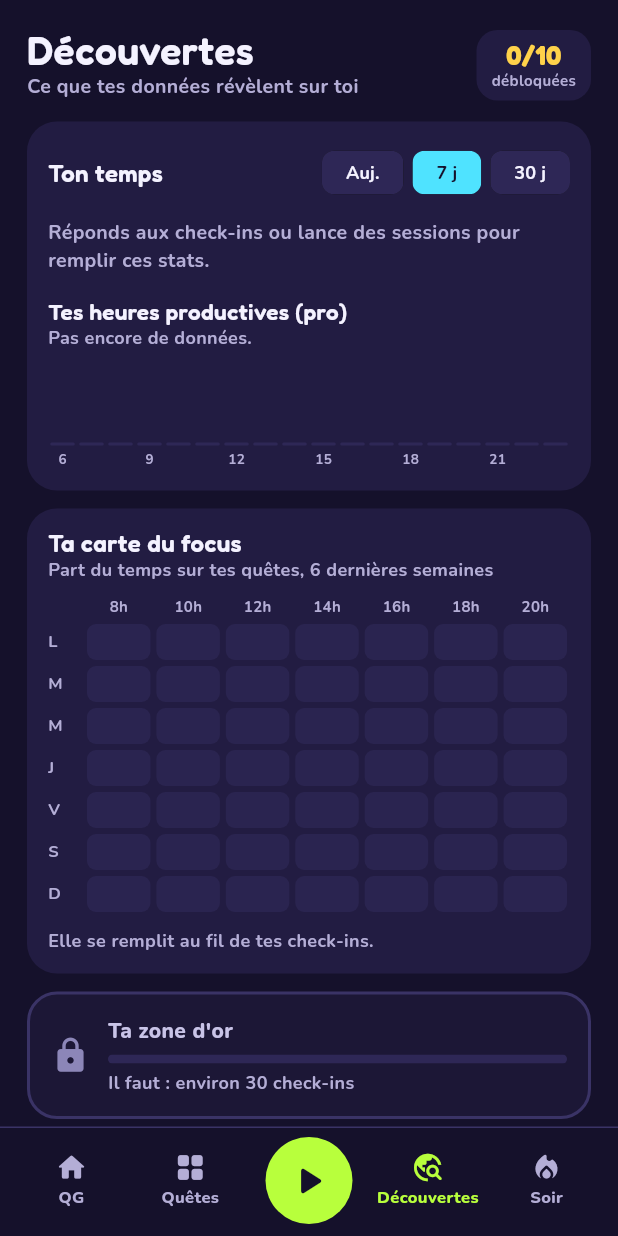
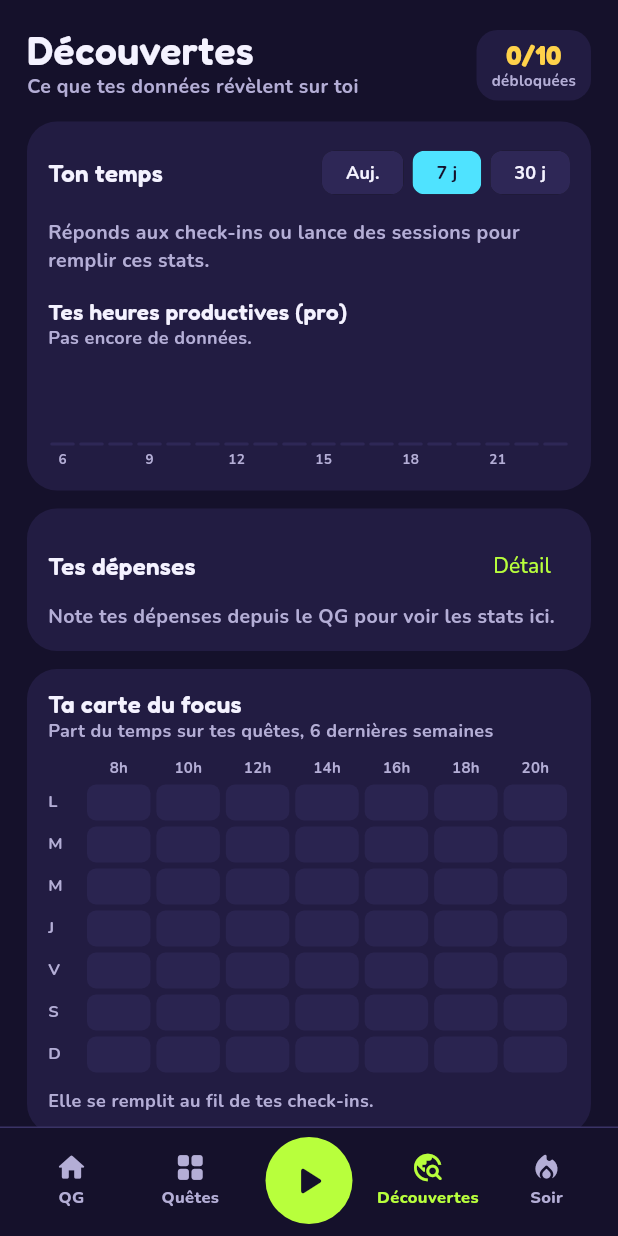
Before and after one commit to CLperso/micky-quest, a Flutter app: the screen it shows after launch, item 4 of the bottom bar chosen, on a phone screen of 412 x 824 dp. Run offline on Flutter 3.47's test engine with Material 3 defaults, Android fonts, the phone set to English and light mode, and no system bars; our stand-ins replace flutter_local_notifications, google_fonts, image_picker, shared_preferences, timezone; statements that could not run were skipped.

Commit message:
Stats de dépenses dans Découvertes
Co-Authored-By: Claude Fable 5.1 <noreply@anthropic.com>
Claude-Session: https://claude.ai/code/session_01RpdBqp6TGx7ViFRVJJw6aQ

```diff
--- a/lib/screens/discoveries.dart
+++ b/lib/screens/discoveries.dart
@@ -4,6 +4,7 @@ import '../main.dart';
 import '../models.dart';
 import '../store.dart';
 import '../theme.dart';
+import 'budget.dart';
 
 class DiscoveriesScreen extends StatelessWidget {
   const DiscoveriesScreen({super.key});
@@ -57,6 +58,7 @@ class DiscoveriesScreen extends StatelessWidget {
         ),
         const SizedBox(height: 14),
         const TimeStats(),
+        const SizedBox(height: 12),        const BudgetStats(),
         const SizedBox(height: 12),
         Panel(
           child: Column(
@@ -310,3 +312,125 @@ class _TimeStatsState extends State<TimeStats> {
         ]),
       );
 }
+
+
+/// Dépenses : mois en cours, rythme, comparaison avec les mois précédents, catégories.
+class BudgetStats extends StatelessWidget {
+  const BudgetStats({super.key});
+
+  @override
+  Widget build(BuildContext context) {
+    final store = AppScope.of(context);
+    final now = DateTime.now();
+    final budget = store.settings.monthlyBudget;
+    final spent = store.spentInMonth(now);
+    final daysInMonth = DateTime(now.year, now.month + 1, 0).day;
+    final perDay = spent / now.day;
+    final projected = perDay * daysInMonth;
+    final left = budget - spent;
+    final daysLeft = daysInMonth - now.day;
+    final months = [for (var i = 5; i >= 0; i--) DateTime(now.year, now.month - i)];
+    final totals = [for (final m in months) store.spentInMonth(m)];
+    final maxT = totals.fold(0.0, (a, b) => a > b ? a : b);
+    final byCat = store.spentByCategory(now).entries.toList()..sort((a, b) => b.value.compareTo(a.value));
+    const short = ['jan', 'fév', 'mar', 'avr', 'mai', 'juin', 'juil', 'août', 'sep', 'oct', 'nov', 'déc'];
+
+    return Panel(
+      child: Column(
+        crossAxisAlignment: CrossAxisAlignment.start,
+        children: [
+          Row(children: [
+            Expanded(child: Text('Tes dépenses', style: K.display(16))),
+            TextButton(onPressed: () => openScreen(context, const BudgetScreen()), child: const Text('Détail')),
+          ]),
+          if (spent == 0 && budget <= 0)
+            Text('Note tes dépenses depuis le QG pour voir les stats ici.', style: K.body(13, color: K.muted))
+          else ...[
+            Row(children: [
+              Expanded(child: _tile(euros(spent), 'ce mois', K.gold)),
+              const SizedBox(width: 8),
+              Expanded(child: _tile(euros(perDay), 'par jour', K.cyan)),
+              const SizedBox(width: 8),
+              Expanded(
+                child: _tile(
+                  budget > 0 ? euros(left) : euros(projected),
+                  budget > 0 ? (left < 0 ? 'dépassé' : 'restants') : 'projeté',
+                  budget > 0 ? (left < 0 ? K.coral : K.lime) : K.pink,
+                ),
+              ),
+            ]),
+            if (budget > 0) ...[
+              const SizedBox(height: 8),
+              Text(
+                daysLeft <= 0
+                    ? 'Dernier jour du mois.'
+                    : left <= 0
+                        ? 'Budget dépassé : il reste $daysLeft jour${daysLeft > 1 ? 's' : ''}.'
+                        : 'À ce rythme, tu finirais le mois à ${euros(projected)}${projected > budget ? ', au-dessus du budget' : ', dans le budget'}. '
+                            'Pour tenir : ${euros(left / daysLeft)} par jour max.',
+                style: K.body(12, color: K.muted),
+              ),
+            ],
+            const SizedBox(height: 14),
+            Text('6 derniers mois', style: K.display(15)),
+            const SizedBox(height: 8),
+            SizedBox(
+              height: 80,
+              child: Row(
+                crossAxisAlignment: CrossAxisAlignment.end,
+                children: [
+                  for (var i = 0; i < 6; i++)
+                    Expanded(
+                      child: Padding(
+                        padding: const EdgeInsets.symmetric(horizontal: 4),
+                        child: Column(
+                          mainAxisAlignment: MainAxisAlignment.end,
+                          children: [
+                            Text(totals[i] > 0 ? euros(totals[i]) : '', style: K.body(9, color: K.muted), maxLines: 1, overflow: TextOverflow.ellipsis),
+                            const SizedBox(height: 2),
+                            Container(
+                              height: maxT == 0 ? 2 : 2 + 44 * totals[i] / maxT,
+                              decoration: BoxDecoration(
+                                color: i == 5 ? K.gold : (budget > 0 && totals[i] > budget ? K.coral : K.raised),
+                                borderRadius: BorderRadius.circular(4),
+                              ),
+                            ),
+                            const SizedBox(height: 3),
+                            Text(short[months[i].month - 1], style: K.body(10, color: K.muted)),
+                          ],
+                        ),
+                      ),
+                    ),
+                ],
+              ),
+            ),
+            if (byCat.isNotEmpty) ...[
+              const SizedBox(height: 12),
+              Text('Où va l\'argent ce mois-ci', style: K.display(15)),
+              const SizedBox(height: 6),
+              for (final e in byCat.take(5))
+                Padding(
+                  padding: const EdgeInsets.symmetric(vertical: 3),
+                  child: Row(children: [
+                    SizedBox(width: 110, child: Text(Expense.labels[e.key] ?? e.key, style: K.body(12))),
+                    Expanded(child: Bar(spent == 0 ? 0 : e.value / spent, color: K.gold, height: 8)),
+                    const SizedBox(width: 8),
+                    SizedBox(width: 60, child: Text(euros(e.value), textAlign: TextAlign.right, style: K.body(12, color: K.gold, w: FontWeight.w800))),
+                  ]),
+                ),
+            ],
+          ],
+        ],
+      ),
+    );
+  }
+
+  Widget _tile(String v, String l, Color c) => Container(
+        padding: const EdgeInsets.symmetric(vertical: 8, horizontal: 10),
+        decoration: BoxDecoration(color: K.bg, borderRadius: BorderRadius.circular(12)),
+        child: Column(crossAxisAlignment: CrossAxisAlignment.start, children: [
+          FittedBox(child: Text(v, style: K.display(16, color: c, w: FontWeight.w700))),
+          Text(l, style: K.body(11, color: K.muted)),
+        ]),
+      );
+}
```
